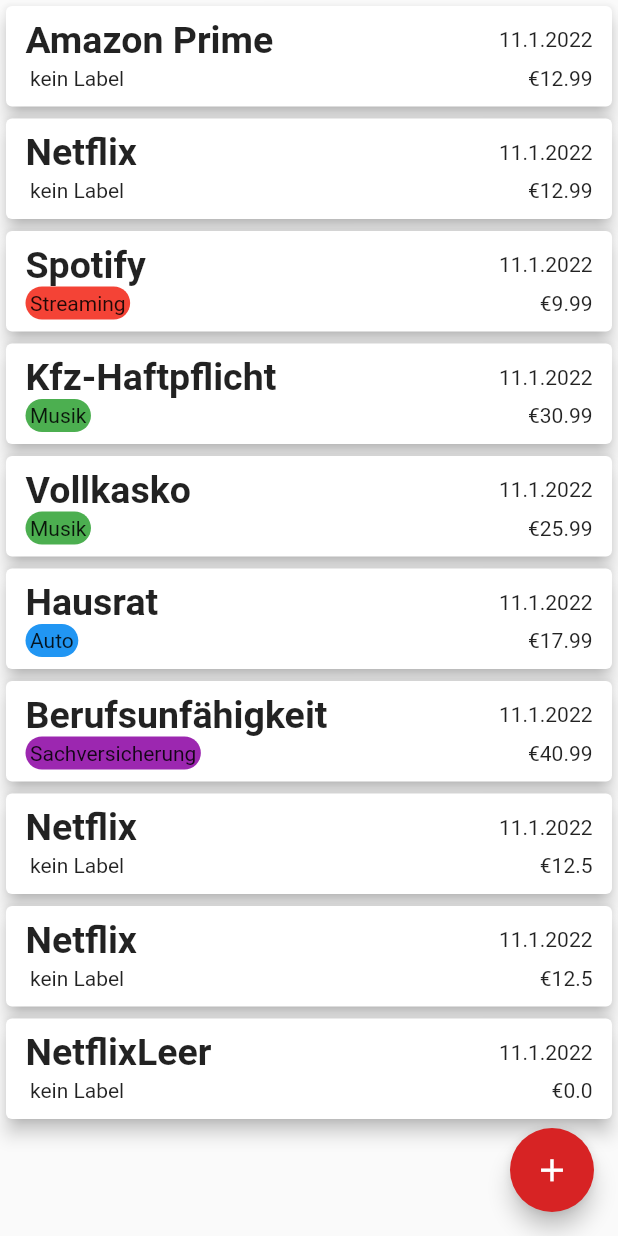
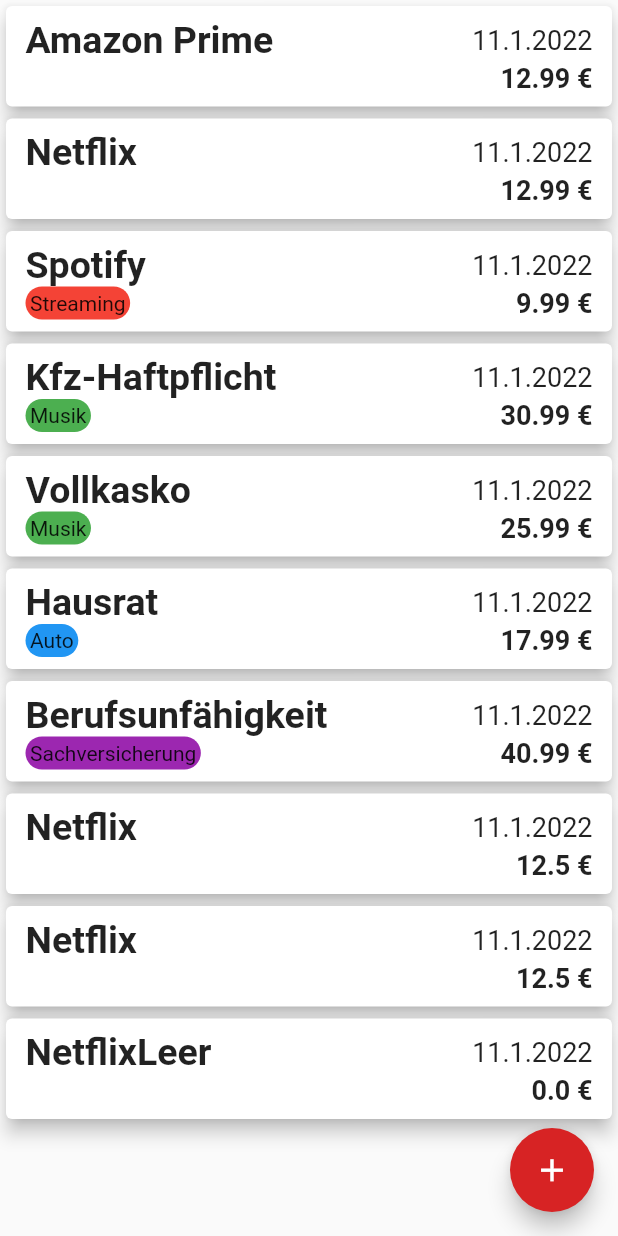
Before and after one commit to christian-leingang/CTFL-Vertragsmanager, a Flutter app: the VertraegePage screen opened directly, on a phone screen of 412 x 824 dp. Run offline on Flutter 3.47's test engine with Material 2 defaults, Android fonts, the phone set to English and light mode, and no system bars; our stand-ins replace flutter_login, image_picker, introduction_screen, shared_preferences, table_calendar; missing offline and left inert: dropdown_plus; accounts and stored records are empty.

Commit message:
included first version of SearchDropdown, updated InputFields with red focusedColor

```diff
--- a/frontend/ctfl_vertragsmanager/lib/partials/customDatePicker.dart
+++ b/frontend/ctfl_vertragsmanager/lib/partials/customDatePicker.dart
@@ -25,10 +25,6 @@ class _CustomDatePickerState extends State<CustomDatePicker> {
           cursorColor: Colors.black87,
           decoration: InputDecoration(
             border: OutlineInputBorder(),
-            focusedBorder: OutlineInputBorder(
-              borderSide: BorderSide(color: ColorThemes.primaryColor),
-            ),
-            labelStyle: TextStyle(color: Colors.black87),
             labelText: widget.labelText,
           )),
     );
--- a/frontend/ctfl_vertragsmanager/lib/partials/customInputField.dart
+++ b/frontend/ctfl_vertragsmanager/lib/partials/customInputField.dart
@@ -1,3 +1,4 @@
+import 'package:ctfl_vertragsmanager/constants/Color_Themes.dart';
 import 'package:flutter/material.dart';
 import 'package:flutter/services.dart';
 
@@ -24,9 +25,7 @@ class CustomInputField extends StatelessWidget {
         cursorColor: Colors.black87,
         decoration: InputDecoration(
           border: OutlineInputBorder(),
-          focusedBorder: OutlineInputBorder(),
           labelText: labelText,
-          labelStyle: TextStyle(color: Colors.black87),
         ),
       ),
     );
--- a/frontend/ctfl_vertragsmanager/lib/partials/vertragsCard.dart
+++ b/frontend/ctfl_vertragsmanager/lib/partials/vertragsCard.dart
@@ -49,7 +49,10 @@ class VertragsCardPage extends StatelessWidget {
                             fontWeight: FontWeight.bold,
                           ),
                         ),
-                        Text(date),
+                        Text(
+                          date,
+                          style: TextStyle(fontSize: 18),
+                        ),
                       ],
                       mainAxisAlignment: MainAxisAlignment.spaceBetween,
                     ),
@@ -62,12 +65,17 @@ class VertragsCardPage extends StatelessWidget {
                           ),
                           child: Padding(
                             padding: const EdgeInsets.all(3.0),
-                            child: Text(
-                              label.name,
-                            ),
+                            child: label.name != "kein Label"
+                                ? Text(
+                                    label.name,
+                                  )
+                                : Text(""),
                           ),
                         ),
-                        Text("€" + price.toString())
+                        Text(
+                          price.toString() + " €",
+                          style: TextStyle(fontWeight: FontWeight.bold, fontSize: 18),
+                        )
                       ],
                       mainAxisAlignment: MainAxisAlignment.spaceBetween,
                     )
--- a/frontend/ctfl_vertragsmanager/pubspec.yaml
+++ b/frontend/ctfl_vertragsmanager/pubspec.yaml
@@ -22,6 +22,7 @@ dependencies:
   flutter_login: ^3.1.0
   path_provider: ^2.0.8
   http: ^0.13.4
+  dropdown_plus: ^0.0.9
 
   flutter_localizations:
     sdk: flutter
```
Also changed, not shown: frontend/ctfl_vertragsmanager/lib/main.dart (+7 -2 lines), frontend/ctfl_vertragsmanager/lib/pages/vertragHinzufuegen.dart (+74 -0 lines), 1 other file.
